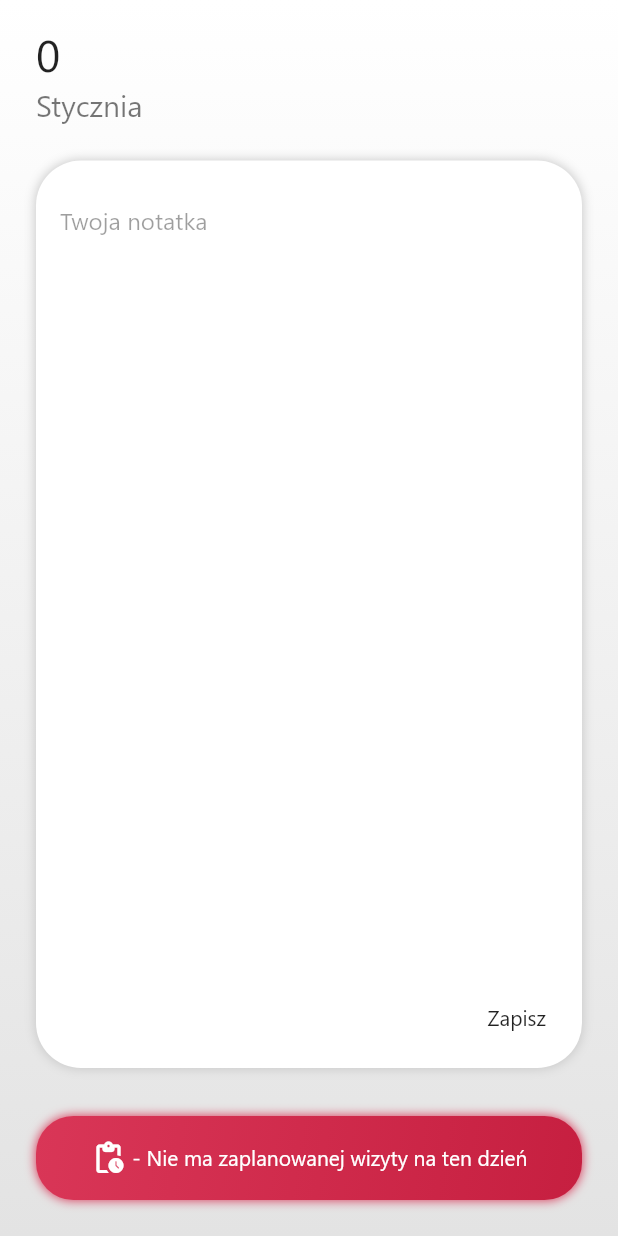
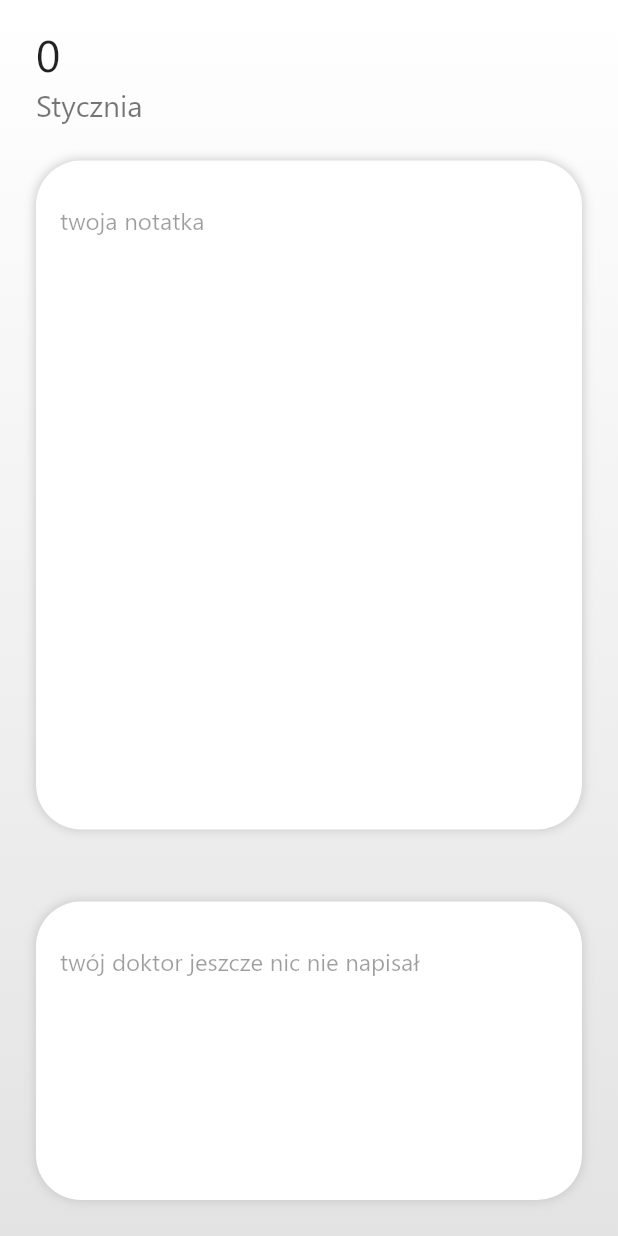
Before and after one commit to krzygrzywygrzy/Razio, a Flutter app: the DayView screen opened directly with empty values, on a phone screen of 412 x 824 dp. Run offline on Flutter 3.47's test engine with Material 2 defaults, Android fonts, the phone set to English and light mode, and no system bars; our stand-ins replace email_validator, flutter_redux, redux; statements that could not run were skipped.

```diff
--- /dev/null
+++ b/lib/components/interaction_components/text_area.dart
@@ -0,0 +1,75 @@
+import 'package:flutter/material.dart';
+
+class TextArea extends StatelessWidget {
+  const TextArea({
+    @required this.message,
+    this.onChanged,
+    @required this.enabled,
+    this.flex,
+    this.hint,
+  });
+
+  final String message;
+  final Function onChanged;
+  final bool enabled;
+  final int flex;
+  final String hint;
+
+  String hideSaveButton() {
+    if (enabled == true)
+      return "zapisz";
+    else
+      return "";
+  }
+
+  @override
+  Widget build(BuildContext context) {
+    return Expanded(
+      flex: flex,
+      child: Padding(
+        padding: const EdgeInsets.all(24),
+        child: Container(
+          decoration: BoxDecoration(
+            borderRadius: BorderRadius.circular(30),
+            color: Colors.white,
+            boxShadow: [
+              BoxShadow(
+                color: Color(0xffc9c9c9),
+                blurRadius: 5,
+                spreadRadius: 0.2,
+              ),
+            ],
+          ),
+          child: Stack(
+            children: [
+              Padding(
+                padding: const EdgeInsets.only(
+                    top: 16.0, left: 16, right: 16, bottom: 30),
+                child: TextFormField(
+                  enabled: enabled,
+                  initialValue: message,
+                  cursorColor: Theme.of(context).primaryColor,
+                  maxLines: null,
+                  onChanged: this.onChanged,
+                  keyboardType: TextInputType.multiline,
+                  decoration: InputDecoration(
+                    hintText: "$hint",
+                    border: InputBorder.none,
+                  ),
+                ),
+              ),
+              Positioned(
+                bottom: 24,
+                right: 24,
+                child: GestureDetector(
+                  onTap: () async {},
+                  child: Text(hideSaveButton()),
+                ),
+              ),
+            ],
+          ),
+        ),
+      ),
+    );
+  }
+}
--- a/lib/services/private_notes_services.dart
+++ b/lib/services/private_notes_services.dart
@@ -25,7 +25,7 @@ class PNotesServices {
           .then(
         (var response) {
           if (response.statusCode == 200) {
-            print("Private note added");
+            print("Dodano notatkę!");
           } else {
             allert("Wystąpił błąd z dodawaniem notatki do bazy", context);
           }
--- a/lib/views/calendar_day_view.dart
+++ b/lib/views/calendar_day_view.dart
@@ -1,5 +1,6 @@
 import 'package:flutter/material.dart';
 import 'package:mental_health/components/cards/colored_card.dart';
+import 'package:mental_health/components/interaction_components/text_area.dart';
 import 'package:mental_health/const.dart';
 import 'package:mental_health/main.dart';
 import 'package:mental_health/models/calendarNote.dart';
@@ -16,6 +17,7 @@ class DayView extends StatefulWidget {
 }
 
 class _DayViewState extends State<DayView> {
+  //TODO: show psy message
   String message = "";
   String psyMessage = "";
   @override
@@ -40,12 +42,15 @@ class _DayViewState extends State<DayView> {
     }
   }
 
-  bool canAddNote() {
+  bool canAddNote(String role) {
+    if (store.state.userInfo.role == role) {
       if (widget.day == DateTime.now().day &&
           widget.month + 1 == DateTime.now().month &&
           widget.year == DateTime.now().year)
         return true;
       else
+        return false;
+    } else
       return false;
   }
 
@@ -58,13 +63,11 @@ class _DayViewState extends State<DayView> {
           child: Column(
             crossAxisAlignment: CrossAxisAlignment.stretch,
             children: [
-              Container(
-                child: Align(
-                  child: Column(
-                    children: [],
-                  ),
-                ),
-              ),
+              Row(
+                children: [
+                  Column(
+                    crossAxisAlignment: CrossAxisAlignment.start,
+                    children: [
                       Padding(
                         padding: const EdgeInsets.only(
                           left: 24,
@@ -82,8 +85,8 @@ class _DayViewState extends State<DayView> {
                         ),
                       ),
                       Padding(
-                padding:
-                    const EdgeInsets.symmetric(horizontal: 24, vertical: 0),
+                        padding: const EdgeInsets.symmetric(
+                            horizontal: 24, vertical: 0),
                         child: Container(
                           alignment: Alignment.centerLeft,
                           child: Text(
@@ -95,107 +98,53 @@ class _DayViewState extends State<DayView> {
                           ),
                         ),
                       ),
-              Expanded(
-                child: Padding(
-                  padding: const EdgeInsets.all(24),
-                  child: Container(
-                    decoration: BoxDecoration(
-                      borderRadius: BorderRadius.circular(30),
-                      color: Colors.white,
-                      boxShadow: [
-                        BoxShadow(
-                          color: Color(0xffc9c9c9),
-                          blurRadius: 5,
-                          spreadRadius: 0.2,
+                    ],
                   ),
                 ],
               ),
-                    child: Stack(
-                      children: [
-                        Padding(
-                          padding: const EdgeInsets.only(
-                              top: 16.0, left: 16, right: 16, bottom: 30),
-                          child: TextFormField(
-                            enabled: canAddNote(),
-                            initialValue: message,
-                            cursorColor: Theme.of(context).primaryColor,
-                            maxLines: null,
+
+              TextArea(
+                message: message,
+                flex: 2,
+                hint: "twoja notatka",
+                enabled: canAddNote(USER_ROLE),
                 onChanged: (value) {
                   message = value;
                 },
-                            keyboardType: TextInputType.multiline,
-                            decoration: InputDecoration(
-                              hintText: "Twoja notatka",
-                              border: InputBorder.none,
               ),
+              TextArea(
+                message: psyMessage,
+                flex: 1,
+                hint: "twój doktor jeszcze nic nie napisał",
+                enabled: canAddNote(PSY_ROLE),
+                onChanged: (value) {
+                  psyMessage = value;
+                },
               ),
-                        ),
-                        Positioned(
-                          bottom: 24,
-                          right: 24,
-                          child: GestureDetector(
-                            onTap: () async {
-                              if (canAddNote()) {
-                                try {
-                                  CalendarServices.addNote(
-                                      store.state.families[widget.index]
-                                          .familyId,
-                                      message,
-                                      context);
-                                  setState(() {
-                                    store.dispatch(
-                                      AddNoteInCallendar(
-                                        payload: CalendarNote(
-                                          userId: store.state.userInfo.id,
-                                          message: message,
-                                          userRole: store.state.userInfo.role,
-                                          date: Date(
-                                            day: widget.day,
-                                            month: widget.month + 1,
-                                            year: widget.year,
-                                            minute: DateTime.now().minute,
-                                            hour: DateTime.now().hour,
-                                          ),
-                                        ),
-                                      ),
-                                    );
-                                  });
-                                  Navigator.pop(context);
-                                } catch (e) {}
-                              }
-                            },
-                            child: Text("Zapisz"),
-                          ),
-                        ),
-                      ],
-                    ),
-                  ),
-                ),
-              ),
-              Padding(
-                padding: const EdgeInsets.only(bottom: 16),
-                child: ColoredCard(
-                  child: Padding(
-                    padding: const EdgeInsets.all(8.0),
-                    child: Padding(
-                      padding: const EdgeInsets.all(8.0),
-                      child: Row(
-                        mainAxisAlignment: MainAxisAlignment.center,
-                        children: [
-                          Icon(
-                            Icons.pending_actions_rounded,
-                            color: Colors.white,
-                          ),
-                          Text(
-                            " - Nie ma zaplanowanej wizyty na ten dzień",
-                            style: TextStyle(color: Colors.white),
-                          ),
-                        ],
-                      ),
-                    ),
-                  ),
-                ),
-              ),
+              // Padding(
+              //   padding: const EdgeInsets.only(bottom: 16),
+              //   child: ColoredCard(
+              //     child: Padding(
+              //       padding: const EdgeInsets.all(8.0),
+              //       child: Padding(
+              //         padding: const EdgeInsets.all(8.0),
+              //         child: Row(
+              //           mainAxisAlignment: MainAxisAlignment.center,
+              //           children: [
+              //             Icon(
+              //               Icons.pending_actions_rounded,
+              //               color: Colors.white,
+              //             ),
+              //             Text(
+              //               " - Nie ma zaplanowanej wizyty na ten dzień",
+              //               style: TextStyle(color: Colors.white),
+              //             ),
+              //           ],
+              //         ),
+              //       ),
+              //     ),
+              //   ),
+              // ),
             ],
           ),
         ),
@@ -213,3 +162,32 @@ class _DayViewState extends State<DayView> {
     );
   }
 }
+
+// if (canAddNote()) {
+//   try {
+//     CalendarServices.addNote(
+//         store.state.families[widget.index]
+//             .familyId,
+//         message,
+//         context);
+//     setState(() {
+//       store.dispatch(
+//         AddNoteInCallendar(
+//           payload: CalendarNote(
+//             userId: store.state.userInfo.id,
+//             message: message,
+//             userRole: store.state.userInfo.role,
+//             date: Date(
+//               day: widget.day,
+//               month: widget.month + 1,
+//               year: widget.year,
+//               minute: DateTime.now().minute,
+//               hour: DateTime.now().hour,
+//             ),
+//           ),
+//         ),
+//       );
+//     });
+//     Navigator.pop(context);
+//   } catch (e) {}
+// }
```
Also changed, not shown: lib/components/user_dashboard.dart (+18 -15 lines), lib/services/calendar_services.dart (+4 -3 lines), lib/views/edit_note.dart (+10 -4 lines). Lines whose indentation alone changed are shown as unchanged.
